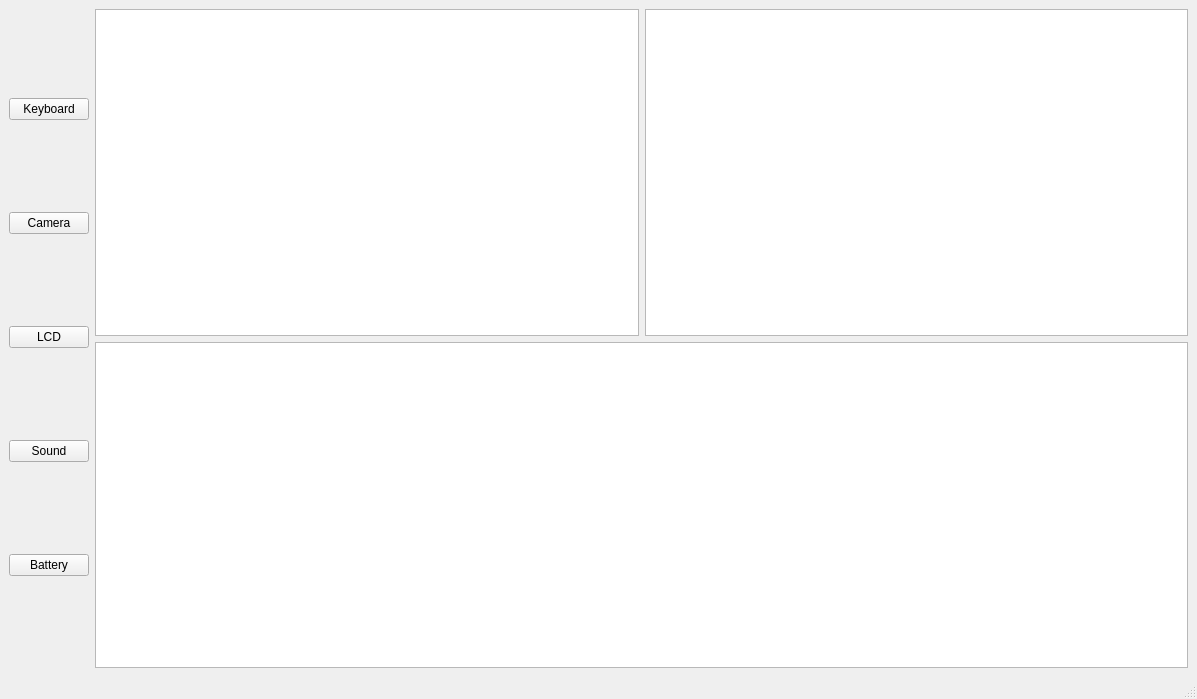
Above: windows/mainwindow/form.ui from devjochem/TestToolV3 before the change. Below: the same form after it.
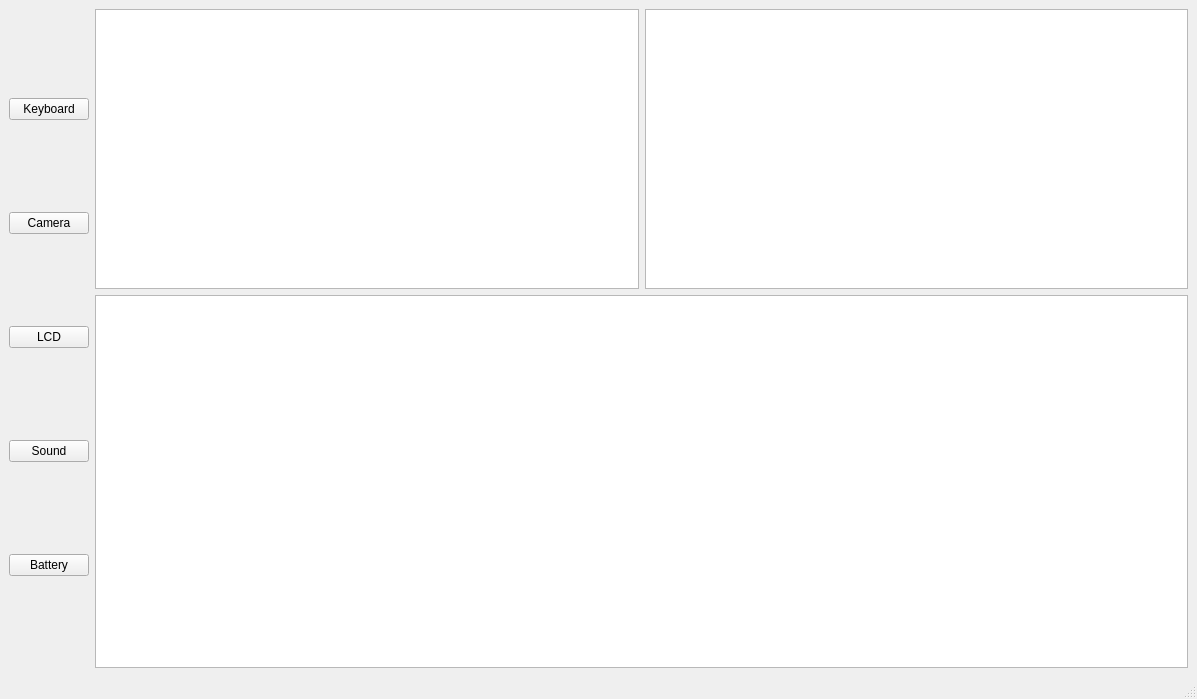
That is the form after the change. Custom widgets are drawn as their Qt base class.

```diff
--- a/windows/mainwindow/form.ui
+++ b/windows/mainwindow/form.ui
@@ -14,7 +14,7 @@
    <string>Jochems TestTool</string>
   </property>
   <widget class="QWidget" name="centralwidget">
-   <layout class="QGridLayout" name="gridLayout">
+   <layout class="QGridLayout" name="gridLayout" rowstretch="3,4" columnstretch="1,10,10" columnminimumwidth="0,0,0">
     <item row="0" column="0" rowspan="2">
      <layout class="QVBoxLayout" name="verticalLayout" stretch="0,0,0,0,0">
       <property name="spacing">
@@ -72,8 +72,8 @@
 hr { height: 1px; border-width: 0; }
 li.unchecked::marker { content: &quot;\2610&quot;; }
 li.checked::marker { content: &quot;\2612&quot;; }
-&lt;/style&gt;&lt;/head&gt;&lt;body style=&quot; font-family:'Noto Sans'; font-size:10pt; font-weight:400; font-style:normal;&quot;&gt;
-&lt;p style=&quot;-qt-paragraph-type:empty; margin-top:0px; margin-bottom:0px; margin-left:0px; margin-right:0px; -qt-block-indent:0; text-indent:0px;&quot;&gt;&lt;br /&gt;&lt;/p&gt;&lt;/body&gt;&lt;/html&gt;</string>
+&lt;/style&gt;&lt;/head&gt;&lt;body style=&quot; font-family:'Adwaita Sans'; font-size:11pt; font-weight:400; font-style:normal;&quot;&gt;
+&lt;p style=&quot;-qt-paragraph-type:empty; margin-top:0px; margin-bottom:0px; margin-left:0px; margin-right:0px; -qt-block-indent:0; text-indent:0px; font-family:'Noto Sans'; font-size:10pt;&quot;&gt;&lt;br /&gt;&lt;/p&gt;&lt;/body&gt;&lt;/html&gt;</string>
       </property>
      </widget>
     </item>
@@ -97,6 +97,13 @@
   </widget>
   <widget class="QStatusBar" name="statusbar"/>
  </widget>
+ <customwidgets>
+  <customwidget>
+   <class>BatWidget</class>
+   <extends>QTableWidget</extends>
+   <header>widgets.BatteryWidget</header>
+  </customwidget>
+ </customwidgets>
  <resources/>
  <connections/>
 </ui>
```
Left out of the diff: 4 changed lines with no effect on the pictures.
